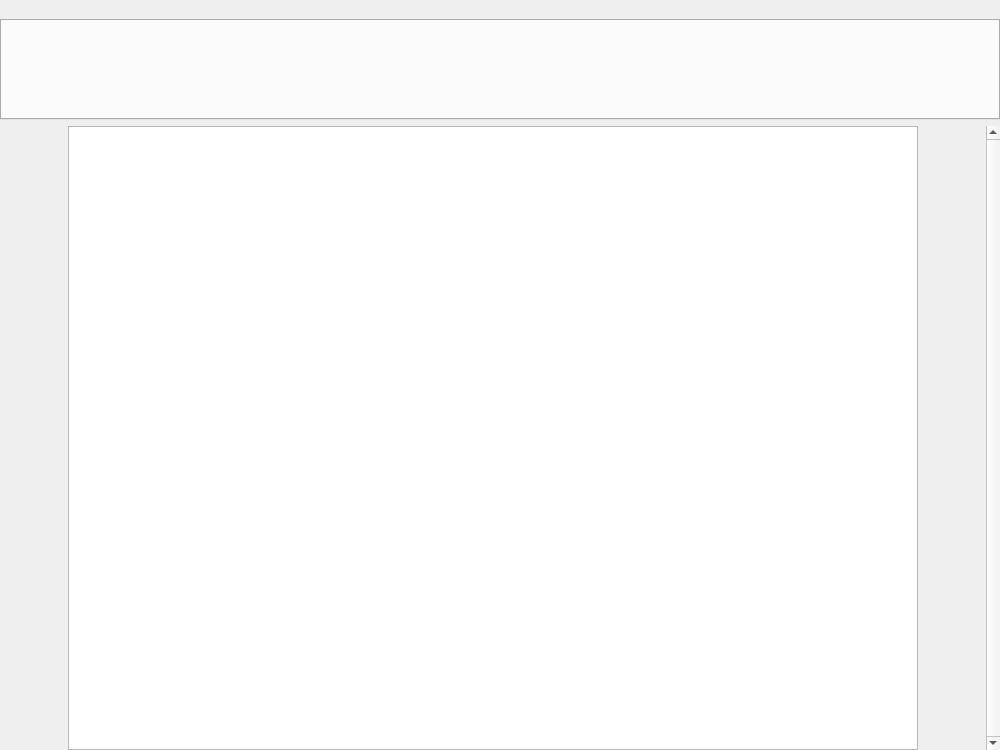
Above: mainwindow.ui from dudghks/senior-capstone before the change. Below: the same form after it.
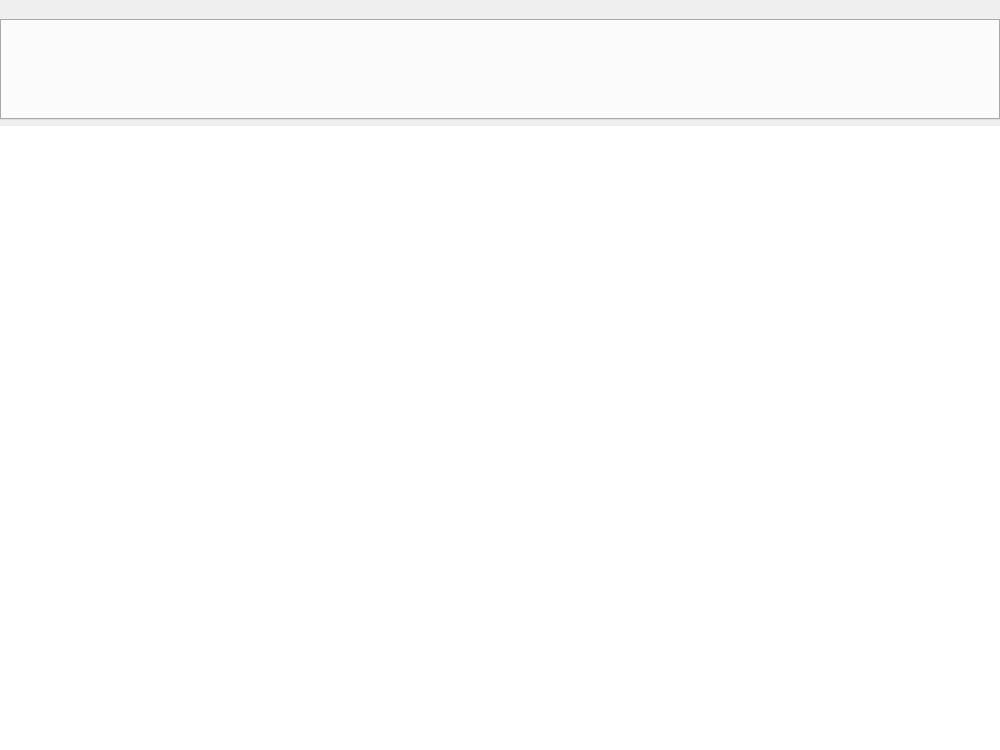
That is the form after the change. The open tabs and pages were chosen to show the change. Icons and pictures are not drawn. Custom widgets are drawn as their Qt base class.

```diff
--- a/mainwindow.ui
+++ b/mainwindow.ui
@@ -366,41 +366,28 @@
         <property name="bottomMargin">
          <number>0</number>
         </property>
-        <item>
-         <spacer name="horizontalSpacer_2">
-          <property name="orientation">
-           <enum>Qt::Horizontal</enum>
-          </property>
-          <property name="sizeHint" stdset="0">
-           <size>
-            <width>40</width>
-            <height>20</height>
-           </size>
-          </property>
-         </spacer>
-        </item>
         <item>
          <widget class="BlockTextEdit" name="textEdit">
           <property name="sizePolicy">
-           <sizepolicy hsizetype="Fixed" vsizetype="Expanding">
+           <sizepolicy hsizetype="Expanding" vsizetype="Expanding">
             <horstretch>0</horstretch>
             <verstretch>0</verstretch>
            </sizepolicy>
           </property>
           <property name="minimumSize">
            <size>
-            <width>850</width>
+            <width>0</width>
             <height>0</height>
            </size>
           </property>
           <property name="maximumSize">
            <size>
-            <width>850</width>
+            <width>16777215</width>
             <height>16777215</height>
            </size>
           </property>
           <property name="styleSheet">
-           <string notr="true">border-color: rgb(204, 204, 204);</string>
+           <string notr="true">border: none;</string>
           </property>
           <property name="verticalScrollBarPolicy">
            <enum>Qt::ScrollBarAlwaysOff</enum>
@@ -413,29 +400,6 @@
           </property>
          </widget>
         </item>
-        <item>
-         <spacer name="horizontalSpacer">
-          <property name="orientation">
-           <enum>Qt::Horizontal</enum>
-          </property>
-          <property name="sizeHint" stdset="0">
-           <size>
-            <width>40</width>
-            <height>20</height>
-           </size>
-          </property>
-         </spacer>
-        </item>
-        <item>
-         <widget class="QScrollBar" name="textVerticalScrollBar">
-          <property name="maximum">
-           <number>0</number>
-          </property>
-          <property name="orientation">
-           <enum>Qt::Vertical</enum>
-          </property>
-         </widget>
-        </item>
        </layout>
       </widget>
      </widget>
```
Left out of the diff: 4 changed lines with no effect on the pictures.
